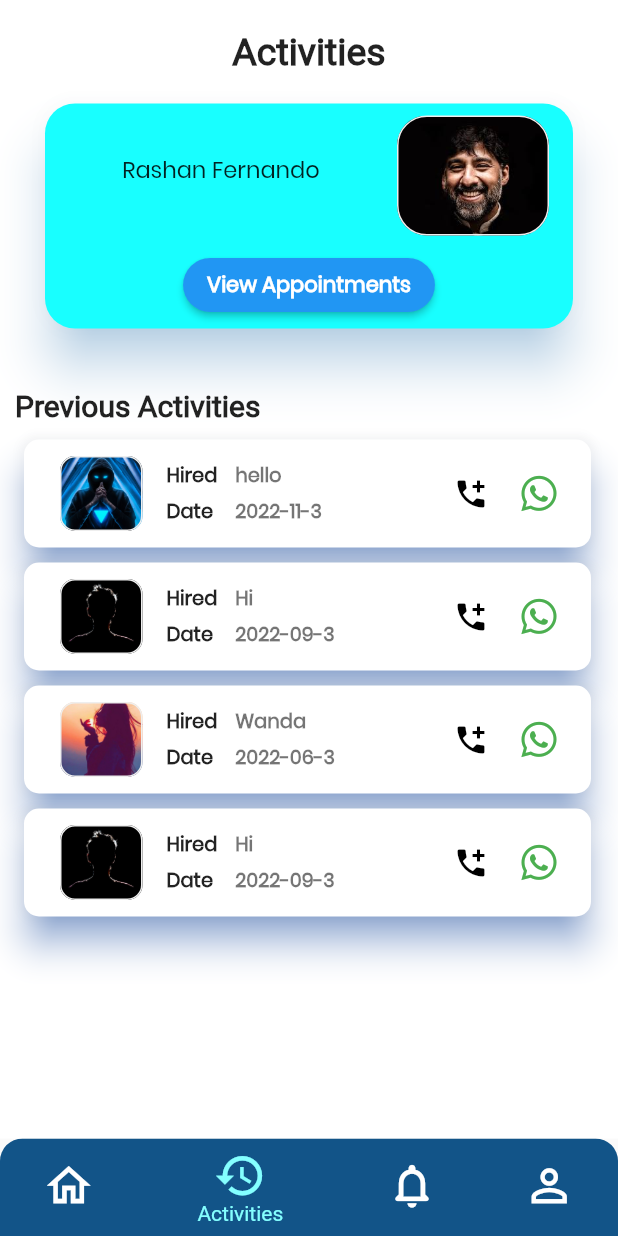
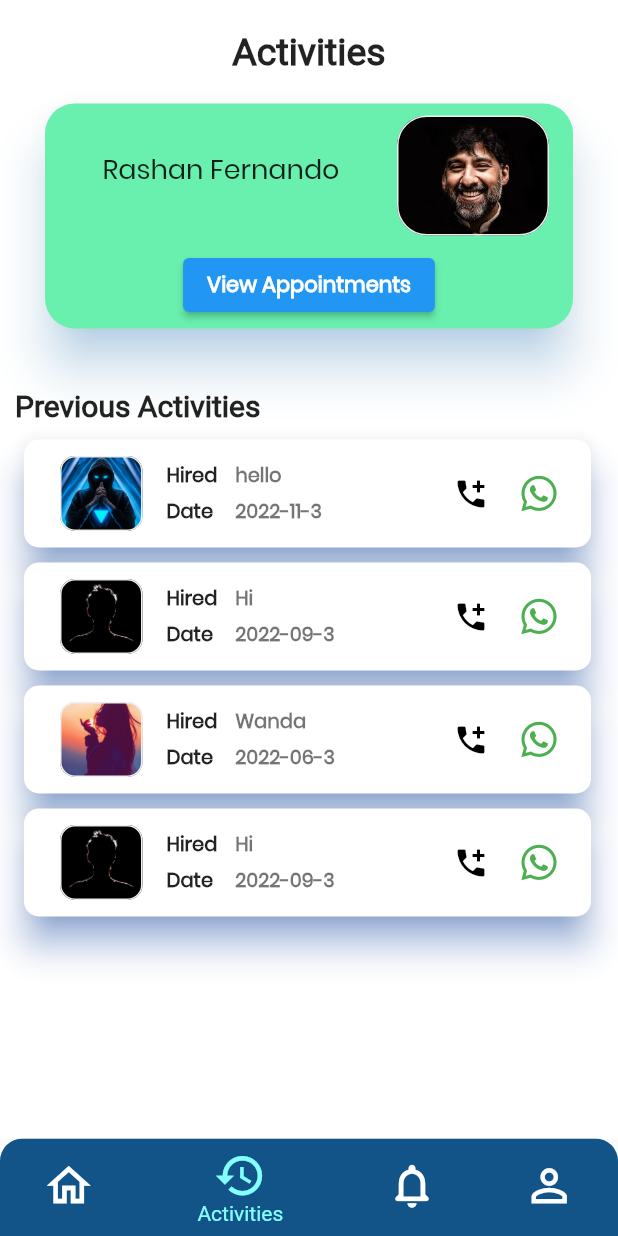
Before and after one commit to ProSiteGroup2/ProSite, a Flutter app: the screen it shows after launch, item 2 of the bottom bar chosen, on a phone screen of 412 x 824 dp. Run offline on Flutter 3.47's test engine with Material 2 defaults, Android fonts, the phone set to English and light mode, and no system bars; our stand-ins replace flutter_rating_bar; missing offline and left inert: dart:ffi.

Commit message:
card edit

```diff
--- a/lib/src/ui/customer_activities.dart
+++ b/lib/src/ui/customer_activities.dart
@@ -44,7 +44,7 @@ class _CActivityState extends State<CActivity> {
                 ),
               ),
               Card(
-                color: Colors.cyanAccent,
+                color: Colors.greenAccent,
                 shape: RoundedRectangleBorder(
                   borderRadius: BorderRadius.circular(20),
                 ),
@@ -62,7 +62,7 @@ class _CActivityState extends State<CActivity> {
                               'Rashan Fernando',
                               style: TextStyle(
                                 fontFamily: 'Poppins',
-                                fontSize: 15.0,
+                                fontSize: 18.0,
                                 color: Colors.black87,
                               ),
                             ),
@@ -91,13 +91,10 @@ class _CActivityState extends State<CActivity> {
                       ],
                     ),
                     SizedBox(height: 9.0),
-                    ElevatedButton(
-                      style: ButtonStyle(
-                          shape:
-                              MaterialStateProperty.all<RoundedRectangleBorder>(
-                                  RoundedRectangleBorder(
-                                      borderRadius: BorderRadius.circular(18.0),
-                                      side: BorderSide(color: Color(0))))),
+                    Container(
+                      child: ElevatedButton(
+                        style: ElevatedButton.styleFrom(
+                          primary: Colors.blue,),
                         onPressed: () {},
                         child: Text(
                           'View Appointments',
@@ -107,8 +104,9 @@ class _CActivityState extends State<CActivity> {
                           ),
                         ),
                       ),
-                    SizedBox(height: 5.0),
-                  ],
+
+                    ),
+                    SizedBox(height: 5.0),],
                 ),
               ),
               SizedBox(height: 30.0),
```
Lines whose indentation alone changed are shown as unchanged.
